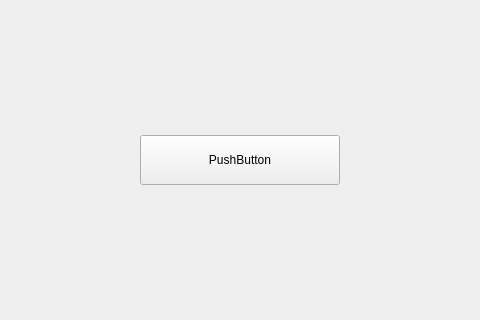
First picture: the form in UI.ui, repository kasthas/newprepo, before the edit; both pictures show x 160 to 640 and y 140 to 460 of the 800 by 600 pixel window.
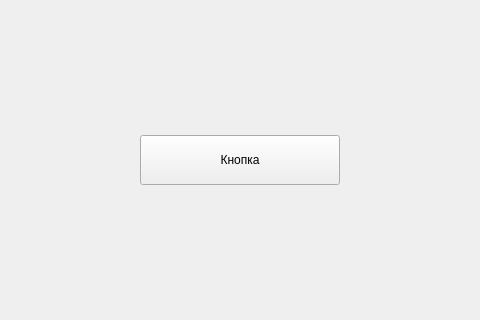
Second picture: the form after the edit.

Diff of the .ui file:
```diff
--- a/UI.ui
+++ b/UI.ui
@@ -30,7 +30,7 @@
        </size>
       </property>
       <property name="text">
-       <string>PushButton</string>
+       <string>Кнопка</string>
       </property>
      </widget>
     </item>
```
